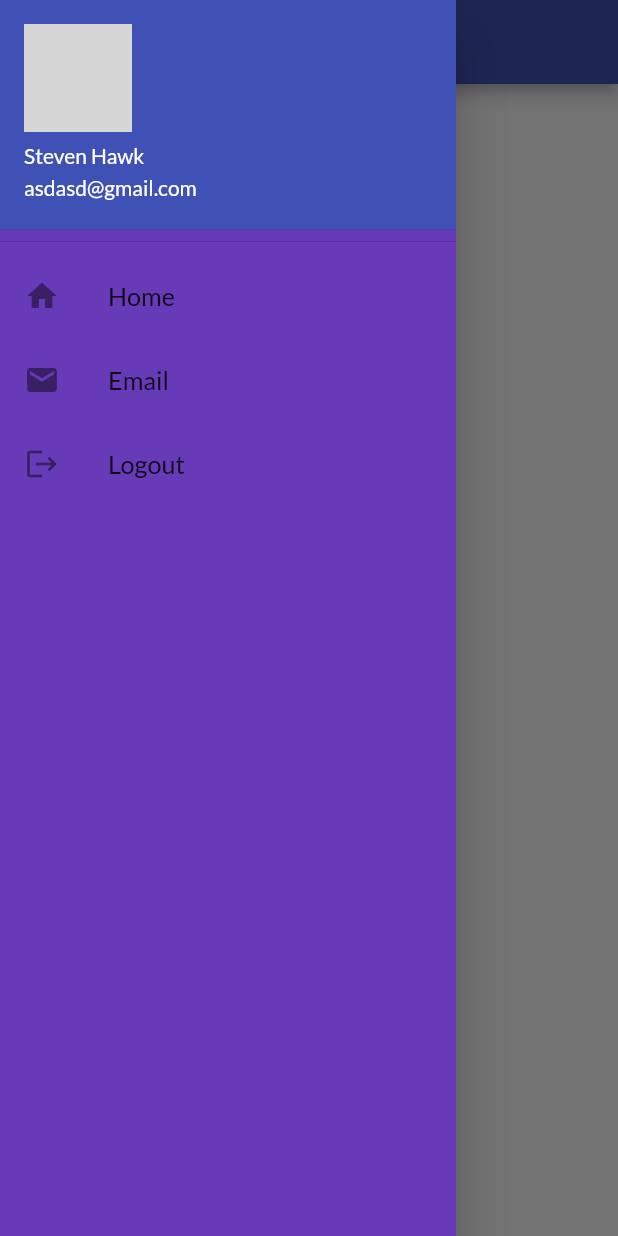
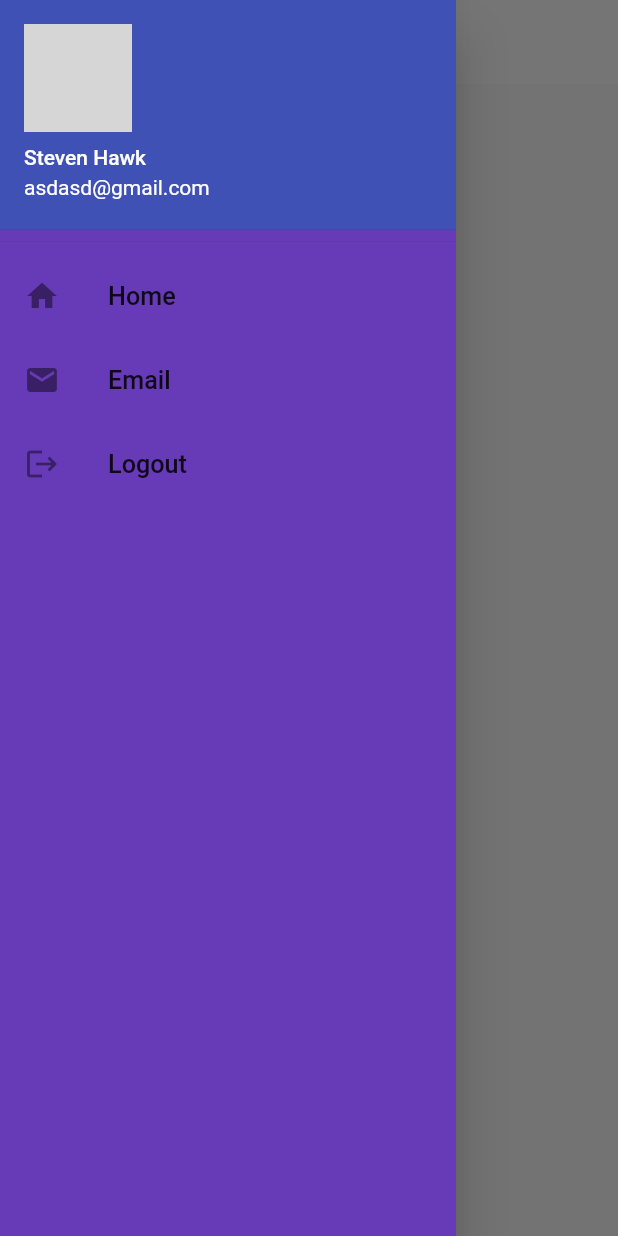
Before and after one commit to notnk/flutter_app, a Flutter app: the screen it shows after launch, with the side drawer open, on a phone screen of 412 x 824 dp. Run offline on Flutter 3.47's test engine with Material 2 defaults, Android fonts, the phone set to English and light mode, and no system bars; our stand-ins replace google_fonts; network calls fail; grey boxes are pictures that could not be loaded.

Commit message:
day 9 completed

```diff
--- a/lib/main.dart
+++ b/lib/main.dart
@@ -2,6 +2,7 @@ import 'package:flutter/material.dart';
 import 'package:google_fonts/google_fonts.dart';
 import 'package:newtest/pages/login.dart';
 import 'package:newtest/utils/routes.dart';
+import 'package:newtest/widgets/theme.dart';
 import 'pages/home.dart';
 
 void main() {
@@ -14,17 +15,11 @@ class TestApp extends StatelessWidget {
     return MaterialApp(
       debugShowCheckedModeBanner: false,
       themeMode: ThemeMode.light,
-      theme: ThemeData(
-        primarySwatch: Colors.indigo,
-        fontFamily: GoogleFonts.lato().fontFamily,
-        //fontFamily: GoogleFonts.latoTextTheme(),
-      ),
-      darkTheme: ThemeData(
-        brightness: Brightness.light,
-      ),
+      theme: MyTheme.light(context),
+      darkTheme: MyTheme.dark(context),
       initialRoute: MyRoutes.homeroute,
       routes: {
-        MyRoutes.homeroute : (context)=> const Home(),
+        MyRoutes.homeroute : (context)=>  Home(),
         MyRoutes.loginroute :(context)=>const Login(),
       },
     );
--- /dev/null
+++ b/lib/models/catalog.dart
@@ -0,0 +1,10 @@
+class item{
+  final String name;
+  final num price;
+  final String color;
+  final String image;
+  final String desc;
+  final String id;
+
+  item(this.name, this.price, this.color, this.image, this.desc, this.id);
+}
--- a/lib/pages/home.dart
+++ b/lib/pages/home.dart
@@ -8,7 +8,9 @@ class Home extends StatelessWidget {
   Widget   build(BuildContext context) {
     return Scaffold(
       appBar: AppBar(
-        title: const Text('title'),
+        elevation: 0,
+        iconTheme: const IconThemeData(color: Colors.black),
+        title: const Text('Catalog'),
         centerTitle: true,
       ),
       //drawer: const Drawer(),
--- a/lib/widgets/drawer.dart
+++ b/lib/widgets/drawer.dart
@@ -1,4 +1,3 @@
-import 'package:flutter/cupertino.dart';
 import 'package:flutter/material.dart';
 import 'package:newtest/utils/routes.dart';
 
@@ -13,7 +12,10 @@ class MyDrawer extends StatelessWidget {
         child: ListView(
           padding: EdgeInsets.zero,
           children:  [
-            const DrawerHeader(
+             const DrawerHeader(
+              decoration: BoxDecoration(
+                color: Colors.deepPurple,
+              ),
               padding: EdgeInsets.zero,
                 child: UserAccountsDrawerHeader(
                   accountEmail: Text('asdasd@gmail.com'),
--- /dev/null
+++ b/lib/widgets/theme.dart
@@ -0,0 +1,18 @@
+import 'package:flutter/material.dart';
+
+class MyTheme{
+  static ThemeData light(BuildContext context)=>ThemeData(
+      primarySwatch: Colors.indigo,
+      //fontFamily: GoogleFonts.lato().fontFamily,
+      appBarTheme:  AppBarTheme(
+        color: Colors.white,
+        elevation: 0,
+        iconTheme: const IconThemeData(color: Colors.black),
+        //toolbarTextStyle: Theme.of(context).textTheme.bodyText2,
+        titleTextStyle: Theme.of(context).textTheme.headline6,
+      )
+  );
+  static ThemeData dark(BuildContext context)=>ThemeData(
+    brightness: Brightness.dark,
+  );
+}
```
